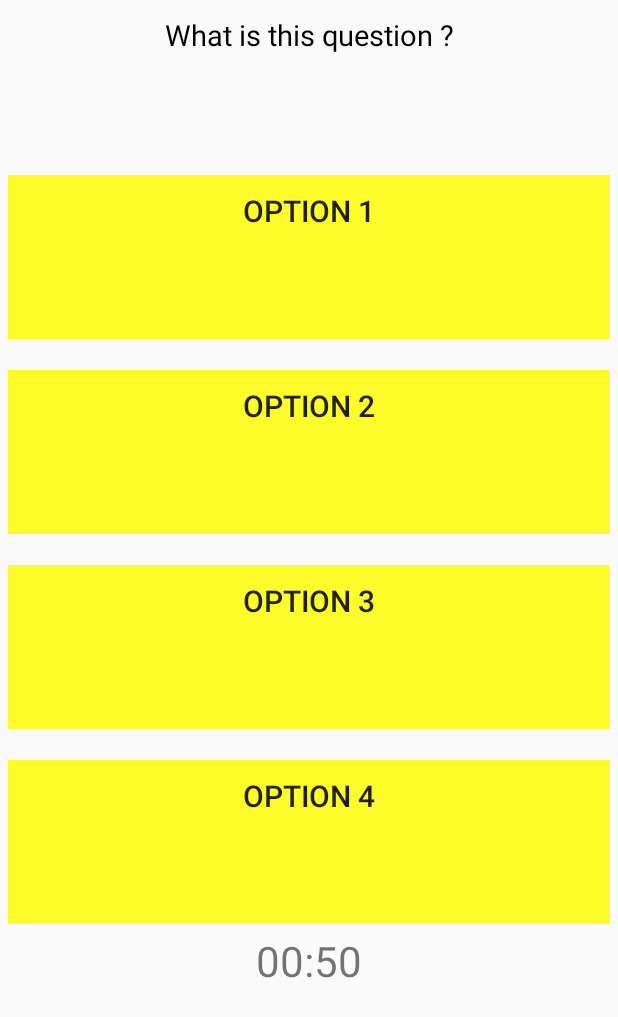
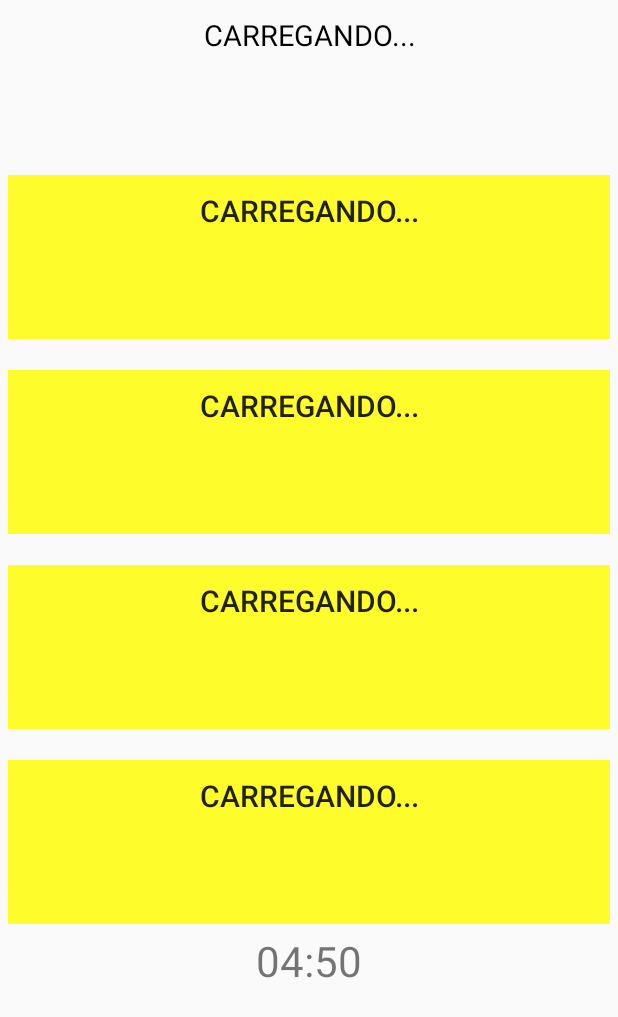
Before and after one commit to DaniloDev/quiz, an Android app: the screen it shows after launch (MainActivity), on a phone screen of 412 x 824 dp. Shown: the top 1017 px of the screen. Run offline under Robolectric (Android 15) with nearby library versions, the phone set to English and light mode, and no system bars; libraries missing offline, so code that uses them is left out: com.firebase.client; 13 statements that could not run were skipped.

Commit message:
19/05/2020 ajuste numero de questoes para 10 e timer para 5 minutos

```diff
--- a/app/src/main/java/com/arhte/MainActivity.java
+++ b/app/src/main/java/com/arhte/MainActivity.java
@@ -53,7 +53,7 @@ public class MainActivity extends AppCompatActivity {
         mButtonChoice4 = (Button) findViewById(R.id.button4);
 
         updateQuestion();
-        reuqesttimer(60,textView_timer);
+        reuqesttimer(300,textView_timer);
 
         mButtonChoice1.setOnClickListener(new View.OnClickListener() {
             @Override
@@ -289,7 +289,7 @@ public class MainActivity extends AppCompatActivity {
 
     private void updateQuestion() {
 
-        if (mQuestionNumber > 3) {
+        if (mQuestionNumber > 9) {
 
 
            // reuqesttimer(0,textView_timer);
--- a/app/src/main/res/layout/activity_main.xml
+++ b/app/src/main/res/layout/activity_main.xml
@@ -18,7 +18,7 @@
             android:layout_height="101dp"
             android:gravity="center_horizontal"
             android:padding="10dp"
-            android:text="What is this question ?"
+            android:text="CARREGANDO..."
             android:textAlignment="center"
             android:textColor="#000"
             android:textSize="19sp" />
@@ -39,7 +39,7 @@
                 android:background="#FFFC2C"
                 android:gravity="center_horizontal"
                 android:padding="10dp"
-                android:text="OPTION 1"
+                android:text="CARREGANDO..."
                 android:textAlignment="center"
                 android:textSize="20sp" />
 
@@ -62,7 +62,7 @@
                 android:background="#FFFC2C"
                 android:gravity="center_horizontal"
                 android:padding="10dp"
-                android:text="OPTION 2"
+                android:text="CARREGANDO..."
                 android:textAlignment="center"
                 android:textSize="20sp" />
 
@@ -85,7 +85,7 @@
                 android:background="#FFFC2C"
                 android:gravity="center_horizontal"
                 android:padding="10dp"
-                android:text="OPTION 3"
+                android:text="CARREGANDO..."
                 android:textAlignment="center"
                 android:textSize="20sp" />
 
@@ -110,7 +110,7 @@
             android:background="#FFFC2C"
             android:gravity="center_horizontal"
             android:padding="10dp"
-            android:text="OPTION 4"
+            android:text="CARREGANDO..."
             android:textAlignment="center"
             android:textSize="20sp" />
     </LinearLayout>
```
